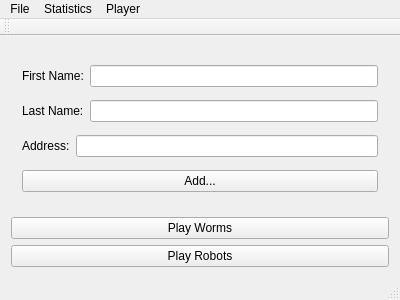
Before: the Qt Designer form gui/mainwindow.ui in ezfe/qtrepo_eline_mestiasz, drawn with Qt 5.
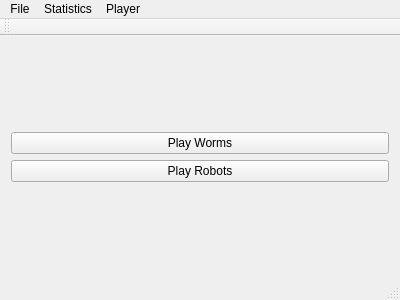
After: the same form once the commit is applied.

Diff of the .ui file:
```diff
--- a/gui/mainwindow.ui
+++ b/gui/mainwindow.ui
@@ -15,65 +15,6 @@
   </property>
   <widget class="QWidget" name="centralWidget">
    <layout class="QVBoxLayout" name="verticalLayout_5">
-    <item>
-     <layout class="QHBoxLayout" name="horizontalLayout_13">
-      <item>
-       <widget class="QWidget" name="addPlayerFields" native="true">
-        <layout class="QVBoxLayout" name="verticalLayout">
-         <item>
-          <layout class="QHBoxLayout" name="horizontalLayout_3">
-           <item>
-            <widget class="QLabel" name="label">
-             <property name="text">
-              <string>First Name:</string>
-             </property>
-            </widget>
-           </item>
-           <item>
-            <widget class="QLineEdit" name="addPlayerFirstName"/>
-           </item>
-          </layout>
-         </item>
-         <item>
-          <layout class="QHBoxLayout" name="horizontalLayout_2">
-           <item>
-            <widget class="QLabel" name="label_2">
-             <property name="text">
-              <string>Last Name:</string>
-             </property>
-            </widget>
-           </item>
-           <item>
-            <widget class="QLineEdit" name="addPlayerLastName"/>
-           </item>
-          </layout>
-         </item>
-         <item>
-          <layout class="QHBoxLayout" name="horizontalLayout">
-           <item>
-            <widget class="QLabel" name="label_3">
-             <property name="text">
-              <string>Address:</string>
-             </property>
-            </widget>
-           </item>
-           <item>
-            <widget class="QLineEdit" name="addPlayerAddress"/>
-           </item>
-          </layout>
-         </item>
-         <item>
-          <widget class="QPushButton" name="addPlayerButton">
-           <property name="text">
-            <string>Add...</string>
-           </property>
-          </widget>
-         </item>
-        </layout>
-       </widget>
-      </item>
-     </layout>
-    </item>
     <item>
      <layout class="QVBoxLayout" name="verticalLayout_6">
       <item>
```
